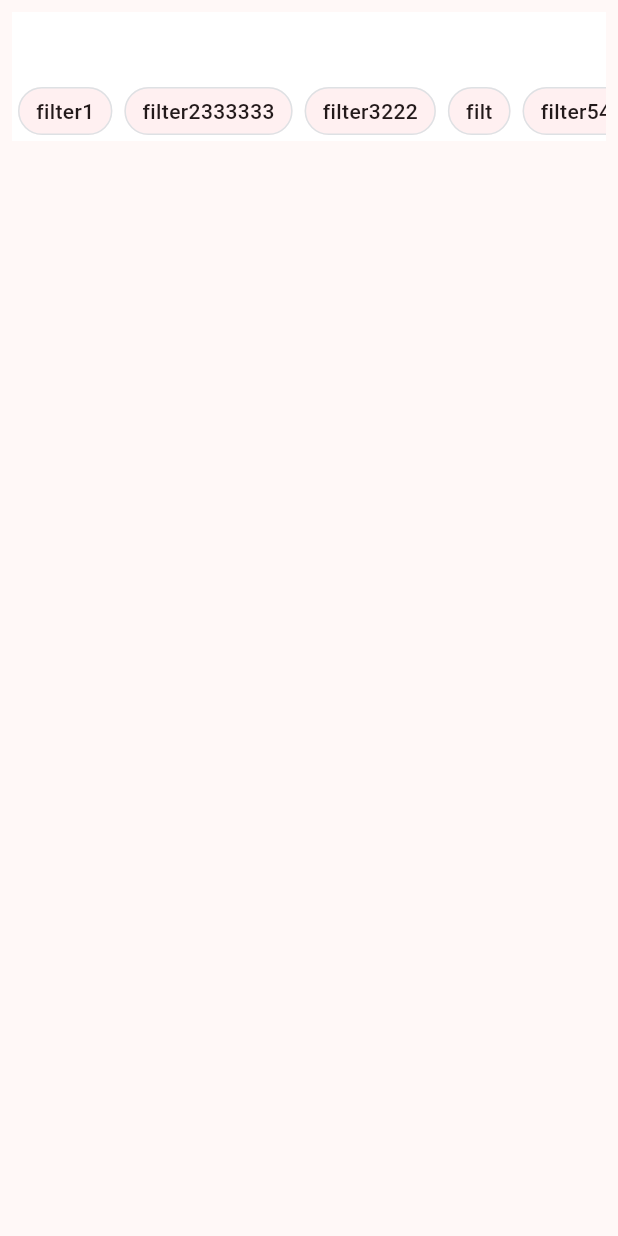
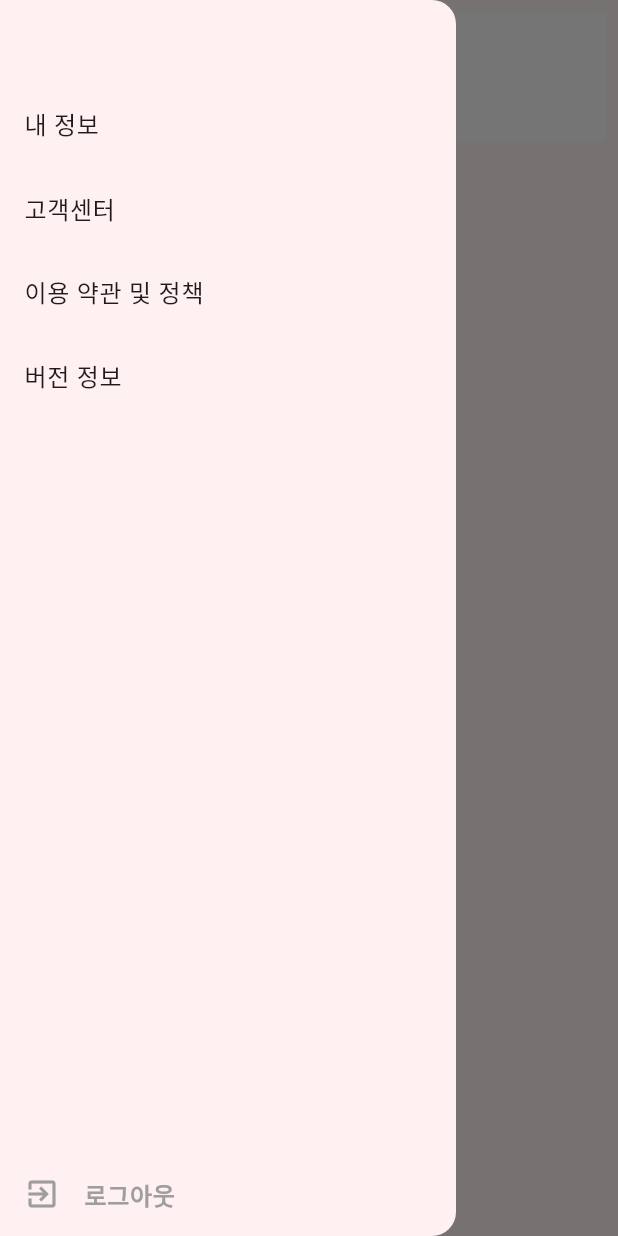
Before and after one commit to gminiy/ev-charger-app, a Flutter app: the HomeScreen screen opened by its route, with the side drawer open (before the commit the screen has no drawer), on a phone screen of 412 x 824 dp. Run offline on Flutter 3.47's test engine with Material 3 defaults, Android fonts, the phone set to English and light mode, and no system bars; our stand-ins replace dio, flutter_dotenv, freezed_annotation, get_it, go_router; missing offline and left inert: flutter_inappwebview, kakao_flutter_sdk; accounts and stored records are empty; generated files the repository leaves out were written again; network calls fail.

```diff
--- a/lib/presentation/home/component/drawer_screen.dart
+++ b/lib/presentation/home/component/drawer_section.dart
@@ -1,19 +1,19 @@
-import 'package:ev_charger_app/presentation/home/component/drawer_view_model.dart';
+import 'package:ev_charger_app/presentation/home/home_view_model.dart';
 import 'package:flutter/material.dart';
 import 'package:go_router/go_router.dart';
 import 'package:provider/provider.dart';
 
-class DrawerScreen extends StatefulWidget {
-  const DrawerScreen({super.key});
+class DrawerSection extends StatefulWidget {
+  const DrawerSection({super.key});
 
   @override
-  State<DrawerScreen> createState() => _DrawerScreenState();
+  State<DrawerSection> createState() => _DrawerSectionState();
 }
 
-class _DrawerScreenState extends State<DrawerScreen> {
+class _DrawerSectionState extends State<DrawerSection> {
   @override
   Widget build(BuildContext context) {
-    final viewModel = context.watch<DrawerViewModel>();
+    final viewModel = context.watch<HomeViewModel>();
     return Drawer(
       child: Column(
         children: [
@@ -23,7 +23,9 @@ class _DrawerScreenState extends State<DrawerScreen> {
                 Padding(
                   padding: const EdgeInsets.all(16.0),
                   child: Text(
-                    viewModel.user == null ? '' : viewModel.user!.nickname,
+                    viewModel.state.userModel == null
+                        ? ''
+                        : viewModel.state.userModel!.nickname,
                     style: const TextStyle(
                         fontSize: 16.0, fontWeight: FontWeight.bold),
                   ),
--- a/lib/presentation/home/home_screen.dart
+++ b/lib/presentation/home/home_screen.dart
@@ -1,5 +1,5 @@
 import 'package:ev_charger_app/presentation/home/component/charger_card.dart';
-import 'package:ev_charger_app/presentation/home/component/drawer_screen.dart';
+import 'package:ev_charger_app/presentation/home/component/drawer_section.dart';
 import 'package:ev_charger_app/presentation/home/home_view_model.dart';
 import 'package:flutter/material.dart';
 import 'package:provider/provider.dart';
@@ -11,14 +11,7 @@ class HomeScreen extends StatefulWidget {
   State<HomeScreen> createState() => _HomeScreenState();
 }
 
-final _filters = [
-  "filter1",
-  "filter2333333",
-  "filter3222",
-  "filt",
-  "filter5444",
-  "filter6",
-];
+final _filters = ["충전 상태"];
 
 class _HomeScreenState extends State<HomeScreen> {
   Widget _buildFilterCard(String title) {
@@ -44,7 +37,7 @@ class _HomeScreenState extends State<HomeScreen> {
     final viewModel = context.watch<HomeViewModel>();
 
     return Scaffold(
-      drawer: viewModel.state.userModel == null ? null : const DrawerScreen(),
+      drawer: const DrawerSection(),
       body: Padding(
         padding: const EdgeInsets.all(8),
         child: CustomScrollView(
--- a/lib/route/router.dart
+++ b/lib/route/router.dart
@@ -1,7 +1,6 @@
 import 'package:ev_charger_app/di/di_setup.dart';
 import 'package:ev_charger_app/presentation/auth_status.dart';
 import 'package:ev_charger_app/presentation/charger_detail/charger_detail_screen.dart';
-import 'package:ev_charger_app/presentation/home/component/drawer_view_model.dart';
 import 'package:ev_charger_app/presentation/home/home_screen.dart';
 import 'package:ev_charger_app/presentation/home/home_view_model.dart';
 import 'package:ev_charger_app/presentation/login/login_screen.dart';
@@ -16,11 +15,8 @@ final router = GoRouter(
   routes: [
     GoRoute(
       path: '/',
-      builder: (context, state) => MultiProvider(
-        providers: [
-          ChangeNotifierProvider(create: (context) => getIt<HomeViewModel>()),
-          ChangeNotifierProvider(create: (context) => getIt<DrawerViewModel>()),
-        ],
+      builder: (context, state) => ChangeNotifierProvider(
+        create: (context) => getIt<HomeViewModel>(),
         child: const HomeScreen(),
       ),
     ),
```
Also changed, not shown: lib/di/di_setup.dart (+0 -7 lines), lib/presentation/home/component/drawer_view_model.dart (deleted, +0 -29 lines).
